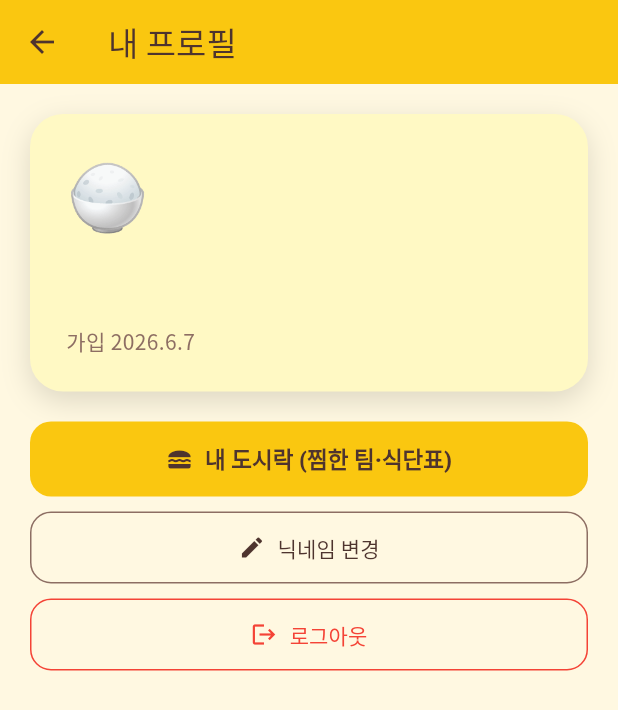
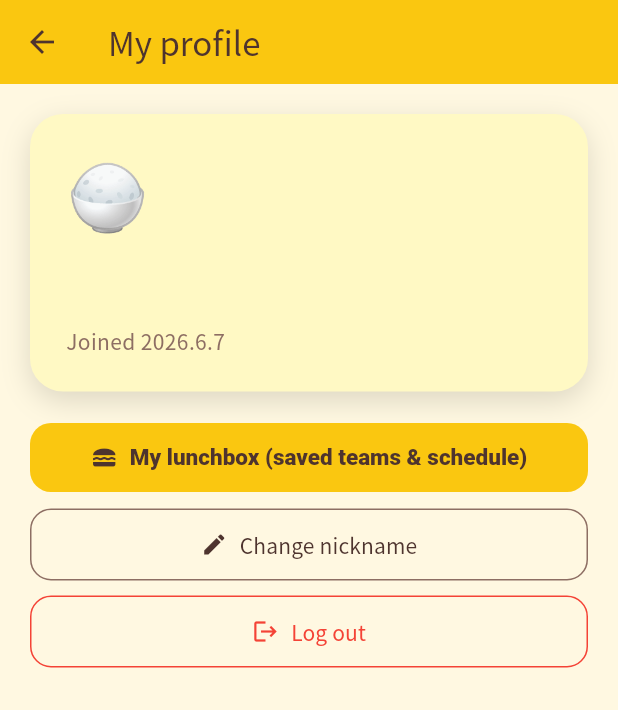
Before and after one commit to nulloongzi/null_oongzi-do-app, a Flutter app: the ProfileScreen screen opened directly, on a phone screen of 412 x 824 dp. Shown: the top 710 px of the screen. Run offline on Flutter 3.47's test engine with Material 3 defaults, Android fonts, the phone set to English and light mode, and no system bars; our stand-ins replace app_links, cloud_firestore, firebase_auth, firebase_core, firebase_storage, google_fonts and 6 more; missing offline and left inert: appinio_social_share, flutter_naver_map; accounts and stored records are empty.

Commit message:
feat(native): 한/영 i18n 확대 — 상세·공유·프로필·도시락·필터
소비 동선 전체 번역.
- detail_sheet: 칩/배너/버튼(단톡·공유·도시락·인스타·홈·길찾기·인증·급구·수정·삭제) + 다이얼로그
- share_menu / profile_screen / lunchbox_screen / diet_grid / filter_sheet
- 등록 폼은 한국어 유지(개설자 대상)

```diff
--- a/lib/screens/lunchbox_screen.dart
+++ b/lib/screens/lunchbox_screen.dart
@@ -2,6 +2,7 @@
 import 'package:flutter/material.dart';
 import '../models/club.dart';
 import '../services/data_repository.dart';
+import '../services/i18n.dart';
 import '../services/lunchbox_service.dart';
 import '../services/schedule_parse.dart';
 import '../theme.dart';
@@ -82,9 +83,9 @@ class _LunchboxScreenState extends State<LunchboxScreen> {
   Future<void> _addCustom() async {
     final uid = _repo.currentUid;
     if (uid == null) return;
-    final name = await _prompt('팀 이름', '예: 우리 동호회');
+    final name = await _prompt(t('lb_team_name'), '예: 우리 동호회');
     if (name == null || name.trim().isEmpty) return;
-    final sched = await _prompt('일정 (예: 토 14:00~17:00)', '토 14:00~17:00');
+    final sched = await _prompt(t('lb_sched_hint'), '토 14:00~17:00');
     if (sched == null || sched.trim().isEmpty) return;
     final err = await _svc.addCustomTeam(uid, name.trim(), sched.trim());
     if (err != null) {
@@ -92,7 +93,7 @@ class _LunchboxScreenState extends State<LunchboxScreen> {
       return;
     }
     await _load();
-    _snack('도시락에 담았어요!');
+    _snack(t('lb_added'));
   }
 
   Future<String?> _prompt(String title, String hint) {
@@ -107,10 +108,10 @@ class _LunchboxScreenState extends State<LunchboxScreen> {
             decoration: InputDecoration(hintText: hint)),
         actions: [
           TextButton(
-              onPressed: () => Navigator.pop(dctx), child: const Text('취소')),
+              onPressed: () => Navigator.pop(dctx), child: Text(t('cancel'))),
           TextButton(
               onPressed: () => Navigator.pop(dctx, c.text),
-              child: const Text('확인')),
+              child: Text(t('confirm'))),
         ],
       ),
     );
@@ -138,7 +139,7 @@ class _LunchboxScreenState extends State<LunchboxScreen> {
   @override
   Widget build(BuildContext context) {
     return Scaffold(
-      appBar: AppBar(title: const Text('내 도시락')),
+      appBar: AppBar(title: Text(t('lunchbox_title'))),
       body: _loading
           ? const Center(child: CircularProgressIndicator())
           : SingleChildScrollView(
@@ -151,20 +152,20 @@ class _LunchboxScreenState extends State<LunchboxScreen> {
                   OutlinedButton.icon(
                     onPressed: _addCustom,
                     icon: const Icon(Icons.add, size: 18),
-                    label: const Text('커스텀 팀 추가'),
+                    label: Text(t('add_custom')),
                   ),
                   const SizedBox(height: 16),
                   Row(
                     children: [
-                      const Text('🍱 식단표',
-                          style: TextStyle(
+                      Text(t('lb_diet'),
+                          style: const TextStyle(
                               fontWeight: FontWeight.w800,
                               fontSize: 16,
                               color: NurungjiColors.dark)),
                       const Spacer(),
                       TextButton(
                         onPressed: () => setState(() => _showDiet = !_showDiet),
-                        child: Text(_showDiet ? '접기' : '펼치기'),
+                        child: Text(_showDiet ? t('collapse') : t('expand')),
                       ),
                     ],
                   ),
@@ -196,7 +197,7 @@ class _LunchboxScreenState extends State<LunchboxScreen> {
     final filled = id != null;
     final label = !filled
         ? _placeholders[i]
-        : (r == null ? '삭제된 팀' : (r.isCustom ? '🍙 ${r.name}' : r.name));
+        : (r == null ? t('deleted_team') : (r.isCustom ? '🍙 ${r.name}' : r.name));
 
     return Container(
       margin: const EdgeInsets.only(bottom: 8),
--- a/lib/screens/profile_screen.dart
+++ b/lib/screens/profile_screen.dart
@@ -3,6 +3,7 @@ import 'package:flutter/material.dart';
 import 'package:firebase_auth/firebase_auth.dart';
 import 'package:google_sign_in/google_sign_in.dart';
 import '../models/profile.dart';
+import '../services/i18n.dart';
 import '../services/profile_service.dart';
 import '../theme.dart';
 import 'lunchbox_screen.dart';
@@ -53,19 +54,19 @@ class _ProfileScreenState extends State<ProfileScreen> {
     final newName = await showDialog<String>(
       context: context,
       builder: (dctx) => AlertDialog(
-        title: const Text('닉네임 변경'),
+        title: Text(t('change_nickname')),
         content: TextField(
           controller: ctrl,
           autofocus: true,
           maxLength: 30,
-          decoration: const InputDecoration(hintText: '새 닉네임 (하이픈 - 금지)'),
+          decoration: InputDecoration(hintText: t('nickname_hint')),
         ),
         actions: [
           TextButton(
-              onPressed: () => Navigator.pop(dctx), child: const Text('취소')),
+              onPressed: () => Navigator.pop(dctx), child: Text(t('cancel'))),
           TextButton(
               onPressed: () => Navigator.pop(dctx, ctrl.text),
-              child: const Text('확인')),
+              child: Text(t('confirm'))),
         ],
       ),
     );
@@ -73,12 +74,12 @@ class _ProfileScreenState extends State<ProfileScreen> {
     final n = newName.trim();
     if (n.isEmpty || n == p.fullNickname) return;
     if (n.contains('-')) {
-      _snack('하이픈(-)은 밥아저씨가 지어준 이름에만 쓸 수 있어요');
+      _snack(t('nickname_hyphen'));
       return;
     }
     try {
       if (await _svc.isDuplicate(n)) {
-        _snack('이미 누군가 쓰고 있는 이름이에요');
+        _snack(t('nickname_dup'));
         return;
       }
       await _svc.rename(uid, n);
@@ -89,7 +90,7 @@ class _ProfileScreenState extends State<ProfileScreen> {
             color: p.color,
             createdAt: p.createdAt));
       }
-      _snack('닉네임 변경 완료!');
+      _snack(t('nickname_done'));
     } catch (e) {
       _snack('오류: $e');
     }
@@ -103,10 +104,14 @@ class _ProfileScreenState extends State<ProfileScreen> {
     if (mounted) Navigator.pop(context); // AuthGate가 로그인 화면으로 전환
   }
 
+  String _joinedLabel(Profile p) => p.createdAt == null
+      ? ''
+      : '${t('joined')} ${p.createdAt!.year}.${p.createdAt!.month}.${p.createdAt!.day}';
+
   @override
   Widget build(BuildContext context) {
     return Scaffold(
-      appBar: AppBar(title: const Text('내 프로필')),
+      appBar: AppBar(title: Text(t('profile_title'))),
       body: _loading
           ? const Center(child: CircularProgressIndicator())
           : SingleChildScrollView(
@@ -122,21 +127,21 @@ class _ProfileScreenState extends State<ProfileScreen> {
                         MaterialPageRoute(
                             builder: (_) => const LunchboxScreen())),
                     icon: const Icon(Icons.lunch_dining, size: 18),
-                    label: const Text('내 도시락 (찜한 팀·식단표)'),
+                    label: Text(t('my_lunchbox')),
                   ),
                   const SizedBox(height: 10),
                   if (_profile != null)
                     OutlinedButton.icon(
                       onPressed: _rename,
                       icon: const Icon(Icons.edit, size: 18),
-                      label: const Text('닉네임 변경'),
+                      label: Text(t('change_nickname')),
                     ),
                   const SizedBox(height: 10),
                   OutlinedButton.icon(
                     onPressed: _signOut,
                     icon: const Icon(Icons.logout, size: 18, color: Colors.red),
-                    label: const Text('로그아웃',
-                        style: TextStyle(color: Colors.red)),
+                    label: Text(t('logout'),
+                        style: const TextStyle(color: Colors.red)),
                     style: OutlinedButton.styleFrom(
                         side: const BorderSide(color: Colors.red)),
                   ),
@@ -147,9 +152,7 @@ class _ProfileScreenState extends State<ProfileScreen> {
   }
 
   Widget _card(Profile p) {
-    final joined = p.createdAt == null
-        ? ''
-        : '가입 ${p.createdAt!.year}.${p.createdAt!.month}.${p.createdAt!.day}';
+    final joined = _joinedLabel(p);
     return Container(
       padding: const EdgeInsets.all(24),
       decoration: BoxDecoration(
```
Also changed, not shown: lib/screens/detail_sheet.dart (+33 -28 lines), lib/widgets/diet_grid.dart (+5 -4 lines), lib/widgets/filter_sheet.dart (+11 -10 lines), lib/widgets/share_menu.dart (+11 -10 lines).
